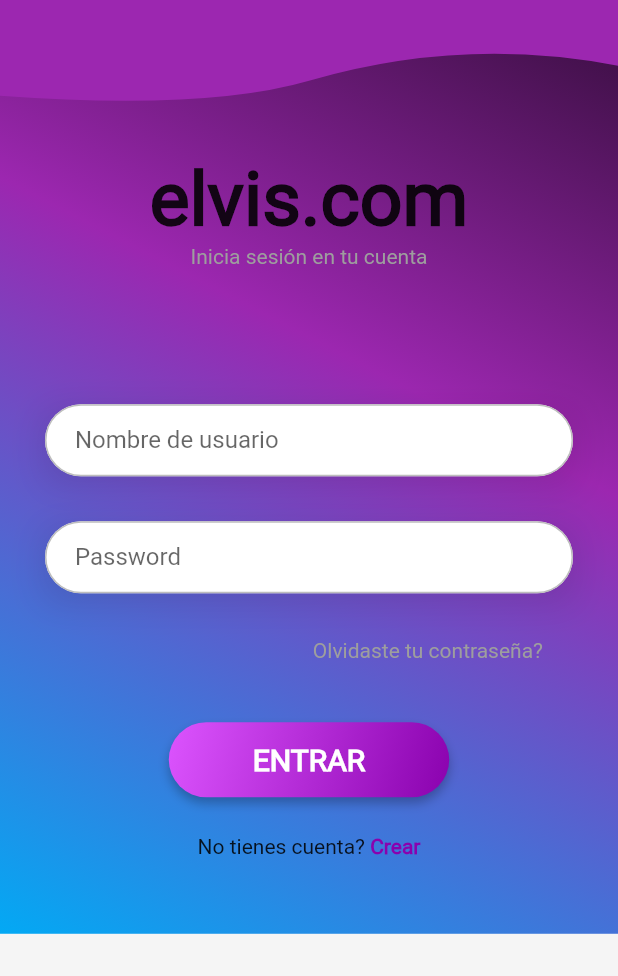
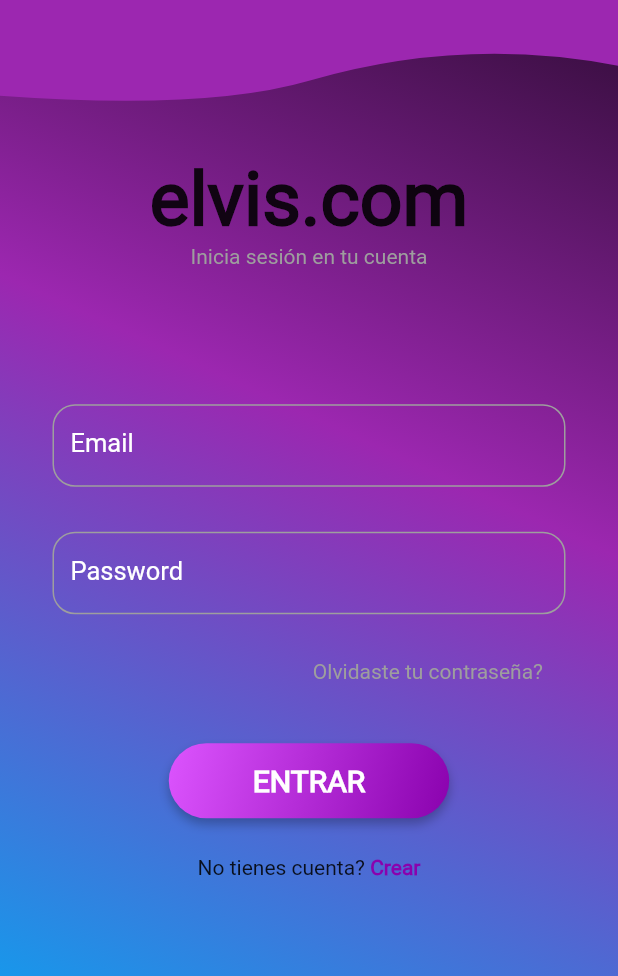
Before and after one commit to elvisapp/login_lila, a Flutter app: the screen it shows after launch, on a phone screen of 412 x 824 dp, the part 260-1236 px from its top. Run offline on Flutter 3.47's test engine with Material 2 defaults, Android fonts, the light colour scheme and no system bars; our stand-ins replace firebase_auth, firebase_core, flutter_custom_clippers, font_awesome_flutter, hexcolor, otp_text_field; accounts and stored records are empty.

Commit message:
Loginfufa

```diff
--- a/lib/src/pages/login/login_page.dart
+++ b/lib/src/pages/login/login_page.dart
@@ -1,13 +1,10 @@
-import 'package:flutter/cupertino.dart';
 import 'package:flutter/gestures.dart';
 import 'package:flutter/material.dart';
 import 'package:flutter_custom_clippers/flutter_custom_clippers.dart';
 import 'package:login_lila/src/common/theme_helper.dart';
-
+import 'package:login_lila/src/pages/login/login_controller.dart';
 import '../forgot_password_page.dart';
-import '../profile_page.dart';
 import '../register/registration_page.dart';
-import '../widgets/header_widget.dart';
 
 class LoginPage extends StatefulWidget {
   const LoginPage({Key? key}) : super(key: key);
@@ -17,13 +14,15 @@ class LoginPage extends StatefulWidget {
 }
 
 class _LoginPageState extends State<LoginPage> {
-  double _headerHeight = 250;
-  Key _formKey = GlobalKey<FormState>();
+  final _formKey = GlobalKey<FormState>();
+  bool checkedValue = false;
+  bool checkboxValue = false;
+  final LoginController _to = LoginController();
 
   @override
   Widget build(BuildContext context) {
+    _to.int(context);
     return Scaffold(
-      //backgroundColor: Color.fromARGB(255, 186, 25, 207),
       body: SafeArea(
         child: SingleChildScrollView(
             child: Container(
@@ -40,13 +39,16 @@ class _LoginPageState extends State<LoginPage> {
               _textDescripcion(),
               SizedBox(height: MediaQuery.of(context).size.height * 0.11),
               //key: _formKey,
-              _textFieldUsuario(),
+              textItem("Email", _to.emailController, false),
               const SizedBox(height: 30.0),
-              _textFieldPassword(),
+              textItem("Password", _to.passwordController, true),
               const SizedBox(height: 15.0),
               _textOlvidasteContrasena(),
               _buttonLogin(),
               _textNotienecuenta(),
+              SizedBox(
+                height: MediaQuery.of(context).size.height * 0.11,
+              ),
             ],
           ),
         )),
@@ -94,31 +96,40 @@ class _LoginPageState extends State<LoginPage> {
     );
   }
 
-  //Metodo ingrese usuario
-  Widget _textFieldUsuario() {
+  Widget textItem(
+      String name, TextEditingController controller, bool obsecureText) {
     return Container(
-      // ignore: sort_child_properties_last
-      margin: const EdgeInsets.symmetric(horizontal: 30),
-      child: TextField(
-        decoration: ThemeHelper()
-            .textInputDecoration('Nombre de usuario', 'Enter your user name'),
+      width: MediaQuery.of(context).size.width - 70,
+      height: 55,
+      child: TextFormField(
+        controller: controller,
+        obscureText: obsecureText,
+        style: const TextStyle(
+          fontSize: 17,
+          color: Colors.white,
+        ),
+        decoration: InputDecoration(
+          labelText: name,
+          labelStyle: const TextStyle(
+            fontSize: 17,
+            color: Colors.white,
+          ),
+          focusedBorder: OutlineInputBorder(
+            borderRadius: BorderRadius.circular(15),
+            borderSide: const BorderSide(
+              width: 1.5,
+              color: Colors.amber,
+            ),
+          ),
+          enabledBorder: OutlineInputBorder(
+            borderRadius: BorderRadius.circular(15),
+            borderSide: const BorderSide(
+              width: 1,
+              color: Colors.grey,
+            ),
+          ),
+        ),
       ),
-      decoration: ThemeHelper().inputBoxDecorationShaddow(),
-    );
-  }
-
-  //Metodo password
-  Widget _textFieldPassword() {
-    return Container(
-      margin: const EdgeInsets.symmetric(
-        horizontal: 30,
-      ),
-      child: TextField(
-        obscureText: true,
-        decoration: ThemeHelper()
-            .textInputDecoration('Password', 'Enter your password'),
-      ),
-      decoration: ThemeHelper().inputBoxDecorationShaddow(),
     );
   }
 
@@ -160,10 +171,10 @@ class _LoginPageState extends State<LoginPage> {
                 fontSize: 20, fontWeight: FontWeight.bold, color: Colors.white),
           ),
         ),
-        onPressed: () {
-          //After successful login we will redirect to profile page. Let's create profile page now
-          Navigator.pushReplacement(
-              context, MaterialPageRoute(builder: (context) => ProfilePage()));
+        onPressed: () async {
+          //if (_formKey.currentState!.validate()) {
+          _to.controllerLogin(context);
+          // }
         },
       ),
     );
--- a/pubspec.yaml
+++ b/pubspec.yaml
@@ -38,6 +38,8 @@ dependencies:
   font_awesome_flutter: ^9.1.0
   otp_text_field: ^1.1.1
   flutter_custom_clippers: ^2.0.0
+  firebase_core: ^1.19.1
+  firebase_auth: ^3.4.1
 
 dev_dependencies:
   flutter_test:
```
Also changed, not shown: lib/main.dart (+7 -1 lines), lib/src/pages/login/login_controller.dart (+97 -0 lines), lib/src/pages/register/registration_controller.dart (+97 -0 lines), lib/src/pages/firebase_options.dart (added), pubspec.lock, 3 other files.
